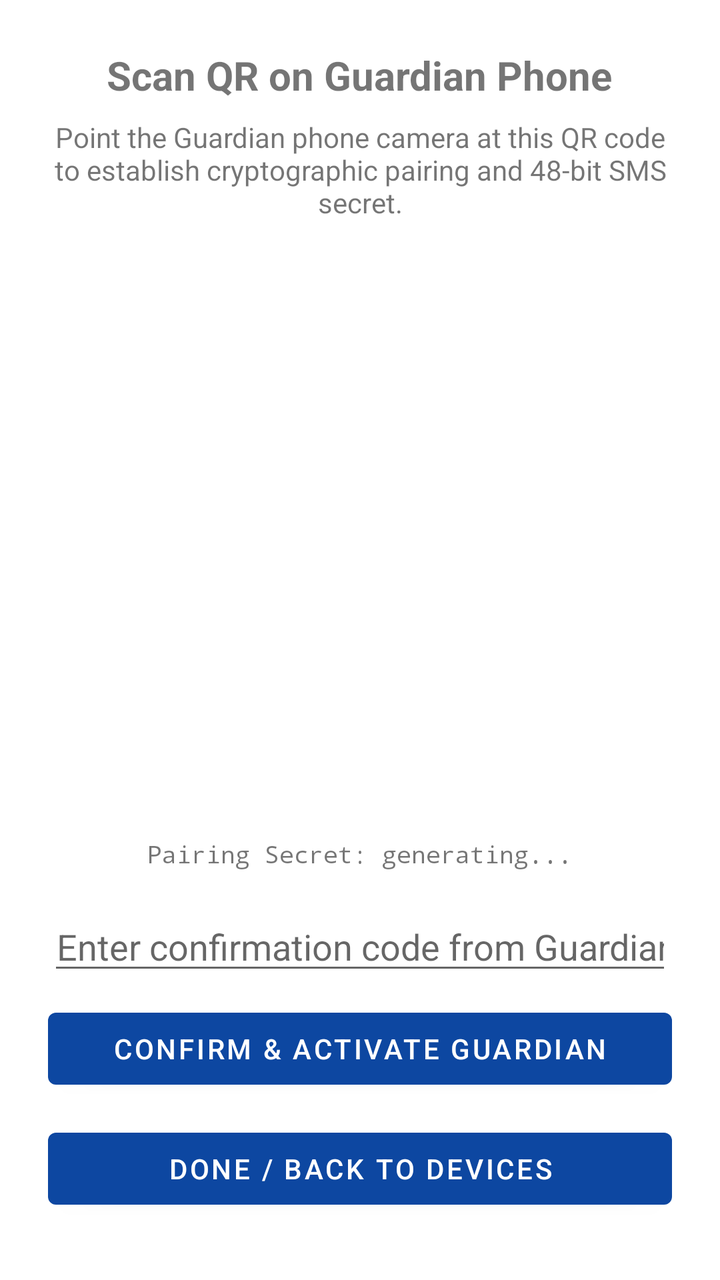
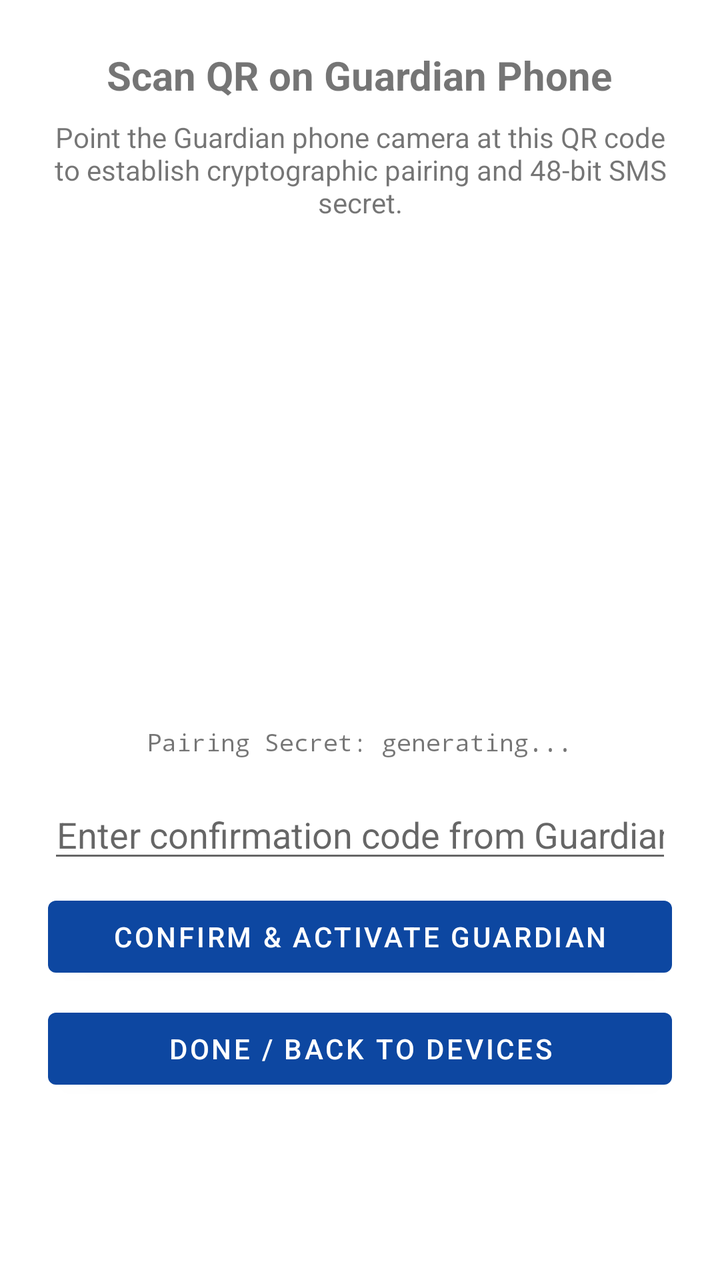

Two renders of the same Android screen: before a commit and after it. Below are the layout's source before the change and the commit's diff.
<!-- AndroidManifest.xml: application theme Theme.Admin -->
<!-- res/layout/activity_pair_device.xml -->
<?xml version="1.0" encoding="utf-8"?>
<LinearLayout xmlns:android="http://schemas.android.com/apk/res/android"
    android:layout_width="match_parent"
    android:layout_height="match_parent"
    android:gravity="center_horizontal"
    android:orientation="vertical"
    android:padding="24dp">

    <TextView
        android:layout_width="wrap_content"
        android:layout_height="wrap_content"
        android:text="@string/pairing_title"
        android:textSize="20sp"
        android:textStyle="bold" />

    <TextView
        android:layout_width="wrap_content"
        android:layout_height="wrap_content"
        android:layout_marginTop="8dp"
        android:gravity="center"
        android:text="Point the Guardian phone camera at this QR code to establish cryptographic pairing and 48-bit SMS secret."
        android:textSize="14sp" />

    <ImageView
        android:id="@+id/ivQrCode"
        android:layout_width="260dp"
        android:layout_height="260dp"
        android:layout_marginTop="24dp"
        android:layout_marginBottom="24dp"
        android:contentDescription="Pairing QR Code" />

    <TextView
        android:id="@+id/tvPairingSecret"
        android:layout_width="wrap_content"
        android:layout_height="wrap_content"
        android:fontFamily="monospace"
        android:text="Pairing Secret: generating..."
        android:textSize="12sp" />

    <EditText
        android:id="@+id/etConfirmCode"
        android:layout_width="match_parent"
        android:layout_height="wrap_content"
        android:layout_marginTop="16dp"
        android:hint="Enter confirmation code from Guardian"
        android:inputType="number"
        android:textAlignment="center" />

    <Button
        android:id="@+id/btnApprovePairing"
        android:layout_width="match_parent"
        android:layout_height="wrap_content"
        android:layout_marginTop="8dp"
        android:text="Confirm &amp; Activate Guardian" />

    <Button
        android:id="@+id/btnDone"
        android:layout_width="match_parent"
        android:layout_height="wrap_content"
        android:layout_marginTop="12dp"
        android:text="Done / Back to Devices" />

</LinearLayout>
<!-- resources referenced by this layout -->
<resources>
  <string name="pairing_title">Scan QR on Guardian Phone</string>
  <style name="Theme.Admin" parent="Theme.MaterialComponents.DayNight.DarkActionBar">
          <item name="colorPrimary">#0D47A1</item>
          <item name="colorPrimaryVariant">#002171</item>
          <item name="colorOnPrimary">#FFFFFF</item>
      </style>
</resources>

<!-- the commit's change to res/layout/activity_pair_device.xml (unified diff, before → after) -->
@@ -1,63 +1,69 @@
 <?xml version="1.0" encoding="utf-8"?>
-<LinearLayout xmlns:android="http://schemas.android.com/apk/res/android"
+<ScrollView xmlns:android="http://schemas.android.com/apk/res/android"
     android:layout_width="match_parent"
     android:layout_height="match_parent"
-    android:gravity="center_horizontal"
-    android:orientation="vertical"
-    android:padding="24dp">
+    android:fillViewport="true">
 
-    <TextView
-        android:layout_width="wrap_content"
-        android:layout_height="wrap_content"
-        android:text="@string/pairing_title"
-        android:textSize="20sp"
-        android:textStyle="bold" />
-
-    <TextView
-        android:layout_width="wrap_content"
-        android:layout_height="wrap_content"
-        android:layout_marginTop="8dp"
-        android:gravity="center"
-        android:text="Point the Guardian phone camera at this QR code to establish cryptographic pairing and 48-bit SMS secret."
-        android:textSize="14sp" />
-
-    <ImageView
-        android:id="@+id/ivQrCode"
-        android:layout_width="260dp"
-        android:layout_height="260dp"
-        android:layout_marginTop="24dp"
-        android:layout_marginBottom="24dp"
-        android:contentDescription="Pairing QR Code" />
-
-    <TextView
-        android:id="@+id/tvPairingSecret"
-        android:layout_width="wrap_content"
-        android:layout_height="wrap_content"
-        android:fontFamily="monospace"
-        android:text="Pairing Secret: generating..."
-        android:textSize="12sp" />
-
-    <EditText
-        android:id="@+id/etConfirmCode"
+    <LinearLayout
         android:layout_width="match_parent"
         android:layout_height="wrap_content"
-        android:layout_marginTop="16dp"
-        android:hint="Enter confirmation code from Guardian"
-        android:inputType="number"
-        android:textAlignment="center" />
+        android:gravity="center_horizontal"
+        android:orientation="vertical"
+        android:padding="24dp">
 
-    <Button
-        android:id="@+id/btnApprovePairing"
-        android:layout_width="match_parent"
-        android:layout_height="wrap_content"
-        android:layout_marginTop="8dp"
-        android:text="Confirm &amp; Activate Guardian" />
+        <TextView
+            android:layout_width="wrap_content"
+            android:layout_height="wrap_content"
+            android:text="@string/pairing_title"
+            android:textSize="20sp"
+            android:textStyle="bold" />
 
-    <Button
-        android:id="@+id/btnDone"
-        android:layout_width="match_parent"
-        android:layout_height="wrap_content"
-        android:layout_marginTop="12dp"
-        android:text="Done / Back to Devices" />
+        <TextView
+            android:layout_width="wrap_content"
+            android:layout_height="wrap_content"
+            android:layout_marginTop="8dp"
+            android:gravity="center"
+            android:text="Point the Guardian phone camera at this QR code to establish cryptographic pairing and 48-bit SMS secret."
+            android:textSize="14sp" />
 
-</LinearLayout>
+        <ImageView
+            android:id="@+id/ivQrCode"
+            android:layout_width="220dp"
+            android:layout_height="220dp"
+            android:layout_marginTop="16dp"
+            android:layout_marginBottom="16dp"
+            android:contentDescription="Pairing QR Code" />
+
+        <TextView
+            android:id="@+id/tvPairingSecret"
+            android:layout_width="wrap_content"
+            android:layout_height="wrap_content"
+            android:fontFamily="monospace"
+            android:text="Pairing Secret: generating..."
+            android:textSize="12sp" />
+
+        <EditText
+            android:id="@+id/etConfirmCode"
+            android:layout_width="match_parent"
+            android:layout_height="wrap_content"
+            android:layout_marginTop="16dp"
+            android:hint="Enter confirmation code from Guardian"
+            android:inputType="text"
+            android:textAlignment="center" />
+
+        <Button
+            android:id="@+id/btnApprovePairing"
+            android:layout_width="match_parent"
+            android:layout_height="wrap_content"
+            android:layout_marginTop="8dp"
+            android:text="Confirm &amp; Activate Guardian" />
+
+        <Button
+            android:id="@+id/btnDone"
+            android:layout_width="match_parent"
+            android:layout_height="wrap_content"
+            android:layout_marginTop="8dp"
+            android:text="Done / Back to Devices" />
+
+    </LinearLayout>
+</ScrollView>
